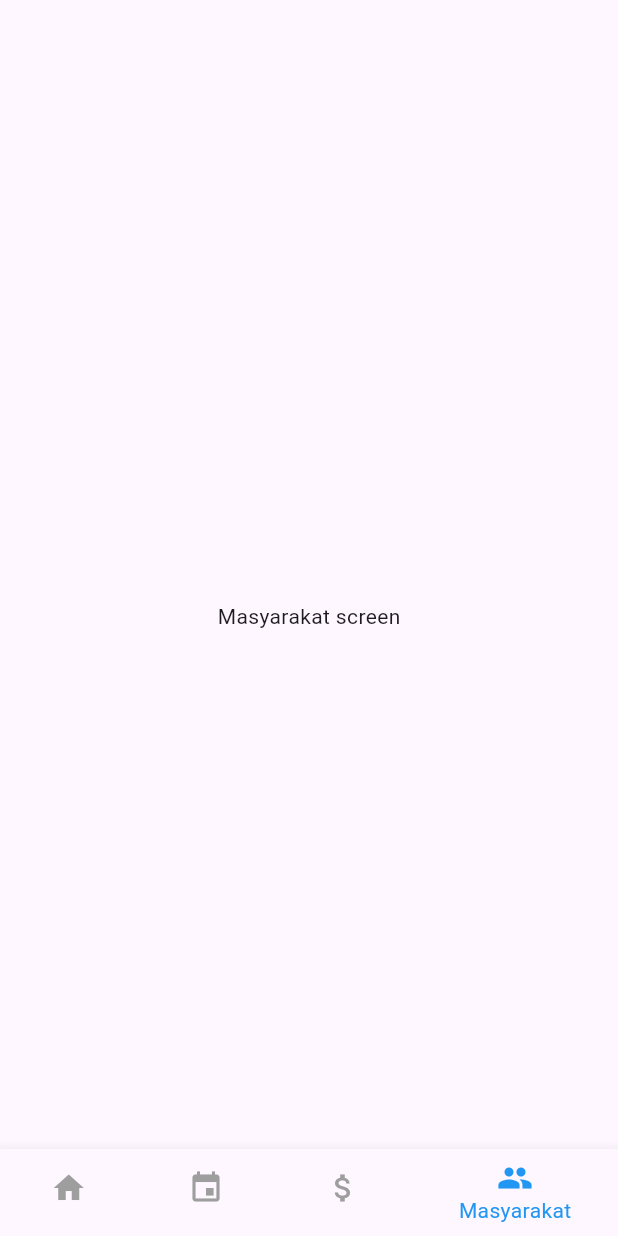
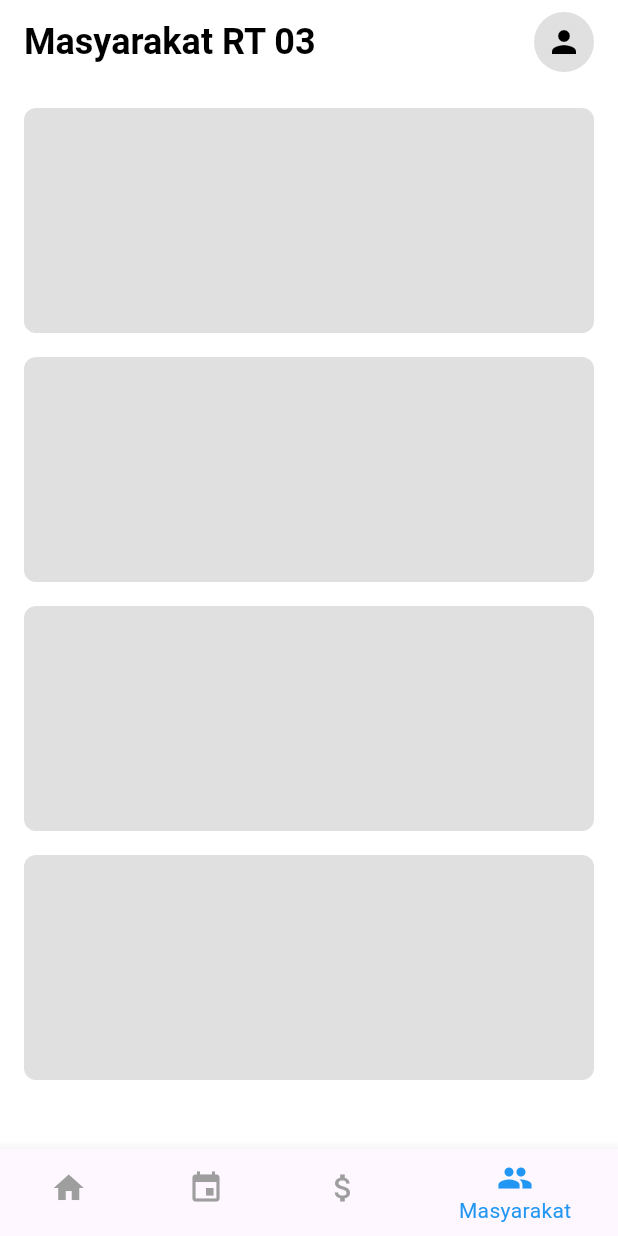
Before and after one commit to FarrelAD/SANG-RAJA, a Flutter app: the screen it shows after launch, item 4 of the bottom bar chosen, on a phone screen of 412 x 824 dp. Run offline on Flutter 3.47's test engine with Material 3 defaults, Android fonts, the phone set to English and light mode, and no system bars.

Commit message:
feat: enhance `MasyarakatPage`

```diff
--- a/lib/pages/masyarakat_page.dart
+++ b/lib/pages/masyarakat_page.dart
@@ -6,9 +6,77 @@ class MasyarakatPage extends StatelessWidget {
   @override
   Widget build(BuildContext context) {
     return Scaffold(
-      appBar: AppBar(),
-      body: const Center(
-        child: Text('Masyarakat screen'),
+      backgroundColor: Colors.white,
+      appBar: AppBar(
+        backgroundColor: Colors.white,
+        elevation: 0,
+        title: const Text(
+          'Masyarakat RT 03',
+          style: TextStyle(
+            color: Colors.black,
+            fontSize: 24,
+            fontWeight: FontWeight.bold,
+          ),
+        ),
+        actions: [
+          Padding(
+            padding: const EdgeInsets.only(right: 16),
+            child: CircleAvatar(
+              backgroundColor: Colors.grey[300],
+              child: const Icon(Icons.person, color: Colors.black),
+            ),
+          ),
+        ],
+      ),
+      body: SingleChildScrollView(
+        padding: const EdgeInsets.all(16),
+        child: Column(
+          crossAxisAlignment: CrossAxisAlignment.start,
+          children: [
+            // First large box
+            Container(
+              width: double.infinity,
+              height: 150,
+              decoration: BoxDecoration(
+                color: Colors.grey[300],
+                borderRadius: BorderRadius.circular(8),
+              ),
+            ),
+            const SizedBox(height: 16),
+
+            // Second large box
+            Container(
+              width: double.infinity,
+              height: 150,
+              decoration: BoxDecoration(
+                color: Colors.grey[300],
+                borderRadius: BorderRadius.circular(8),
+              ),
+            ),
+            const SizedBox(height: 16),
+
+            // Third large box
+            Container(
+              width: double.infinity,
+              height: 150,
+              decoration: BoxDecoration(
+                color: Colors.grey[300],
+                borderRadius: BorderRadius.circular(8),
+              ),
+            ),
+            const SizedBox(height: 16),
+
+            // Fourth large box
+            Container(
+              width: double.infinity,
+              height: 150,
+              decoration: BoxDecoration(
+                color: Colors.grey[300],
+                borderRadius: BorderRadius.circular(8),
+              ),
+            ),
+          ],
+        ),
       ),
     );
   }
```
